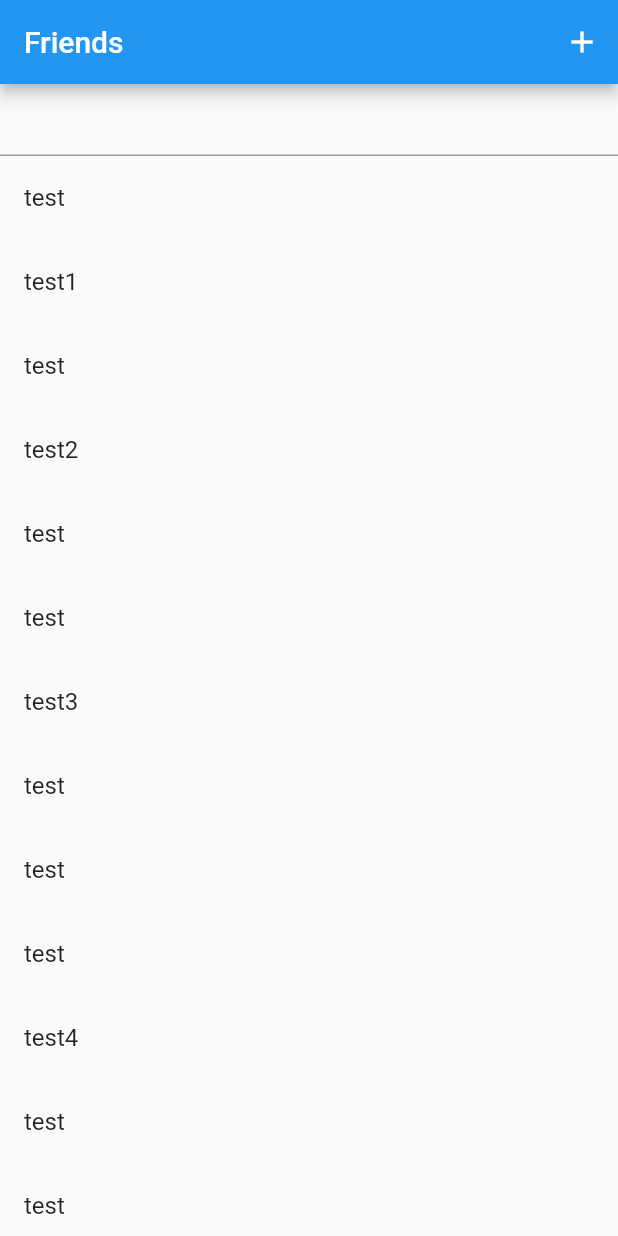
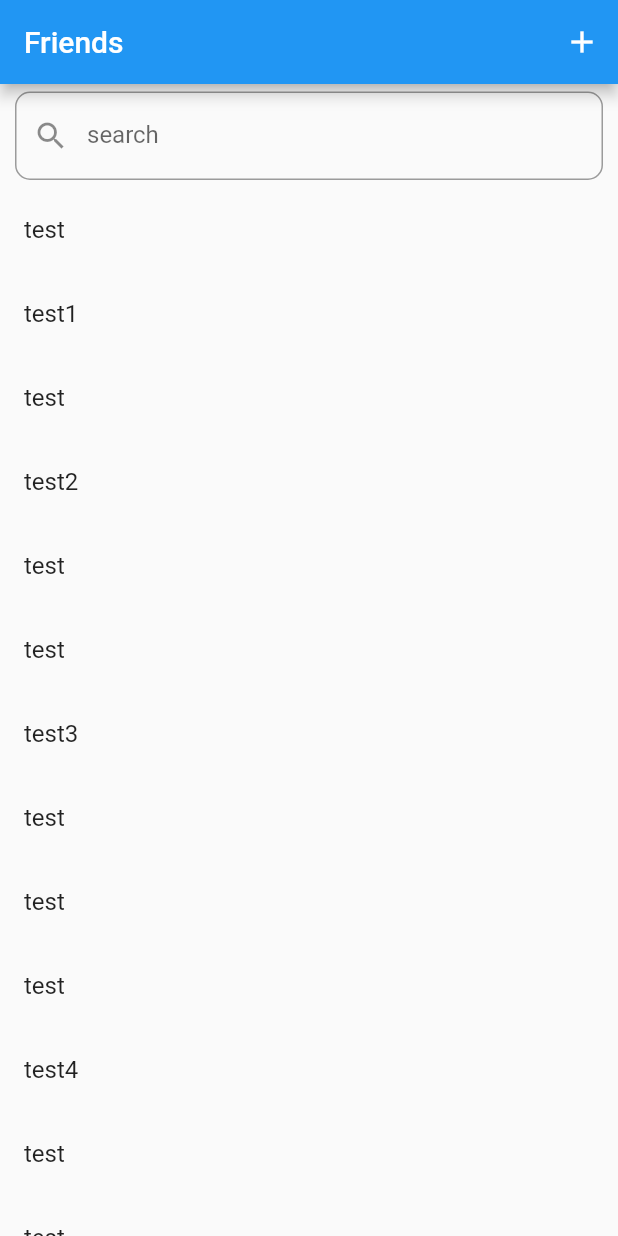
Before and after one commit to nmskm240/friend_list, a Flutter app: the screen it shows after launch, on a phone screen of 412 x 824 dp. Run offline on Flutter 3.47's test engine with Material 2 defaults, Android fonts, the phone set to English and light mode, and no system bars.

Commit message:
Search bar componentization

```diff
--- /dev/null
+++ b/lib/component/search_bar.dart
@@ -0,0 +1,21 @@
+import 'package:flutter/material.dart';
+
+class SearchBar extends StatelessWidget {
+  const SearchBar({Key? key}) : super(key: key);
+
+  @override
+  Widget build(BuildContext context) {
+    return Padding(
+      padding: const EdgeInsets.fromLTRB(10, 5, 10, 5),
+      child: TextField(
+        decoration: InputDecoration(
+          prefixIcon: const Icon(Icons.search),
+          labelText: "search",
+          border: OutlineInputBorder(
+            borderRadius: BorderRadius.circular(10)
+          )
+        ),
+      ),
+    );
+  }
+}
--- a/lib/view/friends.dart
+++ b/lib/view/friends.dart
@@ -1,4 +1,5 @@
 import 'package:flutter/material.dart';
+import 'package:friend_list/component/search_bar.dart';
 
 class Friends extends StatelessWidget {
   const Friends({Key? key}) : super(key: key);
@@ -17,7 +18,7 @@ class Friends extends StatelessWidget {
       ),
       body: Column(
         children: [
-          const TextField(),
+          const SearchBar(),
           Expanded(
             child: ListView(
               children: const <Widget>[
```
